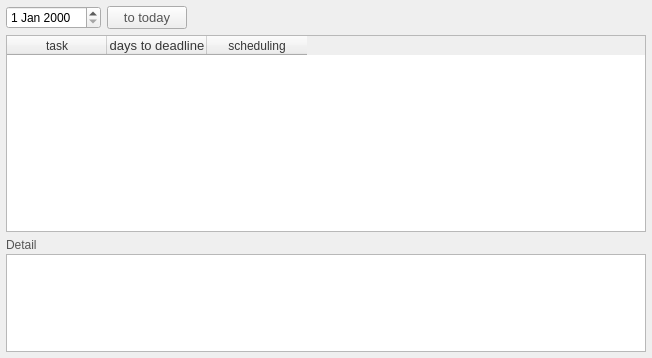
This is UI_DayPlan.ui in ManiYang/ManiReminder as Qt 5 draws it before an edit. The edited form follows.
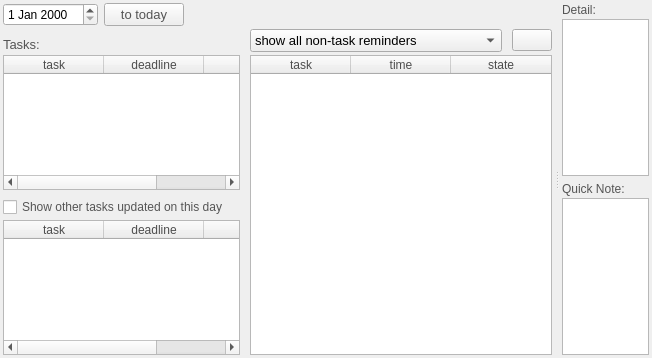
This is the edited form. Icons and pictures are not drawn.

Commit message: improved day-plan UI

The edit to the form file:
```diff
--- a/UI_DayPlan.ui
+++ b/UI_DayPlan.ui
@@ -16,30 +16,36 @@
   <property name="windowTitle">
    <string>Form</string>
   </property>
-  <layout class="QHBoxLayout" name="horizontalLayout">
+  <layout class="QVBoxLayout" name="verticalLayout_2">
    <property name="leftMargin">
-    <number>6</number>
+    <number>3</number>
    </property>
    <property name="topMargin">
-    <number>6</number>
+    <number>3</number>
    </property>
    <property name="rightMargin">
-    <number>6</number>
+    <number>3</number>
    </property>
    <property name="bottomMargin">
-    <number>6</number>
+    <number>3</number>
    </property>
    <item>
     <widget class="QSplitter" name="splitter">
      <property name="orientation">
       <enum>Qt::Horizontal</enum>
      </property>
+     <property name="handleWidth">
+      <number>10</number>
+     </property>
      <widget class="QWidget" name="layoutWidget">
-      <layout class="QVBoxLayout" name="verticalLayout">
-       <property name="spacing">
-        <number>2</number>
+      <layout class="QGridLayout" name="gridLayout">
+       <property name="horizontalSpacing">
+        <number>10</number>
        </property>
-       <item>
+       <property name="verticalSpacing">
+        <number>3</number>
+       </property>
+       <item row="0" column="0" colspan="2">
         <layout class="QHBoxLayout" name="horizontalLayout_2">
          <property name="spacing">
           <number>6</number>
@@ -72,80 +78,7 @@
          </item>
         </layout>
        </item>
-       <item>
-        <spacer name="verticalSpacer_2">
-         <property name="orientation">
-          <enum>Qt::Vertical</enum>
-         </property>
-         <property name="sizeType">
-          <enum>QSizePolicy::Fixed</enum>
-         </property>
-         <property name="sizeHint" stdset="0">
-          <size>
-           <width>20</width>
-           <height>4</height>
-          </size>
-         </property>
-        </spacer>
-       </item>
-       <item>
-        <widget class="QTableWidget" name="tableWidget_reminder_titles">
-         <property name="sizePolicy">
-          <sizepolicy hsizetype="Expanding" vsizetype="Expanding">
-           <horstretch>0</horstretch>
-           <verstretch>2</verstretch>
-          </sizepolicy>
-         </property>
-         <column>
-          <property name="text">
-           <string>task</string>
-          </property>
-          <property name="foreground">
-           <brush brushstyle="SolidPattern">
-            <color alpha="255">
-             <red>55</red>
-             <green>55</green>
-             <blue>55</blue>
-            </color>
-           </brush>
-          </property>
-         </column>
-         <column>
-          <property name="text">
-           <string>days to deadline</string>
-          </property>
-          <property name="font">
-           <font>
-            <pointsize>10</pointsize>
-           </font>
-          </property>
-          <property name="foreground">
-           <brush brushstyle="SolidPattern">
-            <color alpha="255">
-             <red>55</red>
-             <green>55</green>
-             <blue>55</blue>
-            </color>
-           </brush>
-          </property>
-         </column>
-         <column>
-          <property name="text">
-           <string>scheduling</string>
-          </property>
-          <property name="foreground">
-           <brush brushstyle="SolidPattern">
-            <color alpha="255">
-             <red>55</red>
-             <green>55</green>
-             <blue>55</blue>
-            </color>
-           </brush>
-          </property>
-         </column>
-        </widget>
-       </item>
-       <item>
+       <item row="4" column="0">
         <spacer name="verticalSpacer">
          <property name="orientation">
           <enum>Qt::Vertical</enum>
@@ -161,14 +94,278 @@
          </property>
         </spacer>
        </item>
-       <item>
+       <item row="6" column="0">
+        <widget class="QTableWidget" name="tableWidget_update_record">
+         <property name="sizePolicy">
+          <sizepolicy hsizetype="Expanding" vsizetype="Expanding">
+           <horstretch>1</horstretch>
+           <verstretch>1</verstretch>
+          </sizepolicy>
+         </property>
+         <property name="sizeAdjustPolicy">
+          <enum>QAbstractScrollArea::AdjustToContents</enum>
+         </property>
+         <column>
+          <property name="text">
+           <string>task</string>
+          </property>
+          <property name="foreground">
+           <brush brushstyle="SolidPattern">
+            <color alpha="255">
+             <red>77</red>
+             <green>77</green>
+             <blue>77</blue>
+            </color>
+           </brush>
+          </property>
+         </column>
+         <column>
+          <property name="text">
+           <string>deadline</string>
+          </property>
+          <property name="foreground">
+           <brush brushstyle="SolidPattern">
+            <color alpha="255">
+             <red>77</red>
+             <green>77</green>
+             <blue>77</blue>
+            </color>
+           </brush>
+          </property>
+         </column>
+         <column>
+          <property name="text">
+           <string>state</string>
+          </property>
+          <property name="foreground">
+           <brush brushstyle="SolidPattern">
+            <color alpha="255">
+             <red>77</red>
+             <green>77</green>
+             <blue>77</blue>
+            </color>
+           </brush>
+          </property>
+         </column>
+        </widget>
+       </item>
+       <item row="5" column="0">
+        <widget class="QCheckBox" name="checkBox_show_update_record">
+         <property name="styleSheet">
+          <string notr="true">font: 9pt;
+color: #555555;</string>
+         </property>
+         <property name="text">
+          <string>Show other tasks updated on this day</string>
+         </property>
+        </widget>
+       </item>
+       <item row="3" column="0">
+        <widget class="QTableWidget" name="tableWidget_day_plan">
+         <property name="sizePolicy">
+          <sizepolicy hsizetype="Expanding" vsizetype="Expanding">
+           <horstretch>1</horstretch>
+           <verstretch>1</verstretch>
+          </sizepolicy>
+         </property>
+         <property name="sizeAdjustPolicy">
+          <enum>QAbstractScrollArea::AdjustToContents</enum>
+         </property>
+         <column>
+          <property name="text">
+           <string>task</string>
+          </property>
+          <property name="foreground">
+           <brush brushstyle="SolidPattern">
+            <color alpha="255">
+             <red>77</red>
+             <green>77</green>
+             <blue>77</blue>
+            </color>
+           </brush>
+          </property>
+         </column>
+         <column>
+          <property name="text">
+           <string>deadline</string>
+          </property>
+          <property name="foreground">
+           <brush brushstyle="SolidPattern">
+            <color alpha="255">
+             <red>77</red>
+             <green>77</green>
+             <blue>77</blue>
+            </color>
+           </brush>
+          </property>
+         </column>
+         <column>
+          <property name="text">
+           <string>state</string>
+          </property>
+          <property name="foreground">
+           <brush brushstyle="SolidPattern">
+            <color alpha="255">
+             <red>77</red>
+             <green>77</green>
+             <blue>77</blue>
+            </color>
+           </brush>
+          </property>
+         </column>
+        </widget>
+       </item>
+       <item row="2" column="0" alignment="Qt::AlignBottom">
         <widget class="QLabel" name="label">
          <property name="styleSheet">
+          <string notr="true">font: 10pt;
+color: #555555;</string>
+         </property>
+         <property name="text">
+          <string>Tasks:</string>
+         </property>
+        </widget>
+       </item>
+       <item row="3" column="1" rowspan="4">
+        <widget class="QTableWidget" name="tableWidget_schedule">
+         <property name="sizePolicy">
+          <sizepolicy hsizetype="Expanding" vsizetype="Expanding">
+           <horstretch>1</horstretch>
+           <verstretch>0</verstretch>
+          </sizepolicy>
+         </property>
+         <column>
+          <property name="text">
+           <string>task</string>
+          </property>
+          <property name="foreground">
+           <brush brushstyle="SolidPattern">
+            <color alpha="255">
+             <red>77</red>
+             <green>77</green>
+             <blue>77</blue>
+            </color>
+           </brush>
+          </property>
+         </column>
+         <column>
+          <property name="text">
+           <string>time</string>
+          </property>
+          <property name="foreground">
+           <brush brushstyle="SolidPattern">
+            <color alpha="255">
+             <red>77</red>
+             <green>77</green>
+             <blue>77</blue>
+            </color>
+           </brush>
+          </property>
+         </column>
+         <column>
+          <property name="text">
+           <string>state</string>
+          </property>
+          <property name="foreground">
+           <brush brushstyle="SolidPattern">
+            <color alpha="255">
+             <red>77</red>
+             <green>77</green>
+             <blue>77</blue>
+            </color>
+           </brush>
+          </property>
+         </column>
+        </widget>
+       </item>
+       <item row="2" column="1">
+        <layout class="QHBoxLayout" name="horizontalLayout">
+         <property name="topMargin">
+          <number>0</number>
+         </property>
+         <item>
+          <widget class="QComboBox" name="comboBox_nontask_option">
+           <property name="sizePolicy">
+            <sizepolicy hsizetype="Expanding" vsizetype="Fixed">
+             <horstretch>0</horstretch>
+             <verstretch>0</verstretch>
+            </sizepolicy>
+           </property>
+           <property name="styleSheet">
+            <string notr="true">font: 10pt</string>
+           </property>
+           <property name="minimumContentsLength">
+            <number>0</number>
+           </property>
+           <item>
+            <property name="text">
+             <string>show all non-task reminders</string>
+            </property>
+           </item>
+           <item>
+            <property name="text">
+             <string>only reminders with time trigger</string>
+            </property>
+           </item>
+           <item>
+            <property name="text">
+             <string>only reminders with time-range binding</string>
+            </property>
+           </item>
+           <item>
+            <property name="text">
+             <string>hind non-task reminders</string>
+            </property>
+           </item>
+          </widget>
+         </item>
+         <item>
+          <spacer name="horizontalSpacer">
+           <property name="orientation">
+            <enum>Qt::Horizontal</enum>
+           </property>
+           <property name="sizeType">
+            <enum>QSizePolicy::Fixed</enum>
+           </property>
+           <property name="sizeHint" stdset="0">
+            <size>
+             <width>10</width>
+             <height>2</height>
+            </size>
+           </property>
+          </spacer>
+         </item>
+         <item>
+          <widget class="QPushButton" name="pushButton_add_temp_rem">
+           <property name="text">
+            <string/>
+           </property>
+           <property name="icon">
+            <iconset resource="resources.qrc">
+             <normaloff>:/icons/icons/list-add.18.png</normaloff>:/icons/icons/list-add.18.png</iconset>
+           </property>
+          </widget>
+         </item>
+        </layout>
+       </item>
+      </layout>
+     </widget>
+     <widget class="QWidget" name="verticalLayoutWidget">
+      <layout class="QVBoxLayout" name="verticalLayout">
+       <property name="spacing">
+        <number>2</number>
+       </property>
+       <property name="leftMargin">
+        <number>0</number>
+       </property>
+       <item>
+        <widget class="QLabel" name="label_3">
+         <property name="styleSheet">
           <string notr="true">font: 9pt;
 color: #555555;</string>
          </property>
          <property name="text">
-          <string>Detail</string>
+          <string>Detail:</string>
          </property>
         </widget>
        </item>
@@ -176,15 +373,58 @@
         <widget class="QPlainTextEdit" name="plainTextEdit_reminder_detail">
          <property name="sizePolicy">
           <sizepolicy hsizetype="Expanding" vsizetype="Expanding">
-           <horstretch>0</horstretch>
-           <verstretch>1</verstretch>
+           <horstretch>1</horstretch>
+           <verstretch>0</verstretch>
           </sizepolicy>
          </property>
+         <property name="sizeAdjustPolicy">
+          <enum>QAbstractScrollArea::AdjustToContents</enum>
+         </property>
          <property name="readOnly">
           <bool>true</bool>
          </property>
         </widget>
        </item>
+       <item>
+        <spacer name="verticalSpacer_3">
+         <property name="orientation">
+          <enum>Qt::Vertical</enum>
+         </property>
+         <property name="sizeType">
+          <enum>QSizePolicy::Fixed</enum>
+         </property>
+         <property name="sizeHint" stdset="0">
+          <size>
+           <width>20</width>
+           <height>4</height>
+          </size>
+         </property>
+        </spacer>
+       </item>
+       <item>
+        <widget class="QLabel" name="label_2">
+         <property name="styleSheet">
+          <string notr="true">font: 9pt;
+color: #555555;</string>
+         </property>
+         <property name="text">
+          <string>Quick Note:</string>
+         </property>
+        </widget>
+       </item>
+       <item>
+        <widget class="QPlainTextEdit" name="plainTextEdit_quick_note">
+         <property name="sizePolicy">
+          <sizepolicy hsizetype="Expanding" vsizetype="Expanding">
+           <horstretch>1</horstretch>
+           <verstretch>0</verstretch>
+          </sizepolicy>
+         </property>
+         <property name="sizeAdjustPolicy">
+          <enum>QAbstractScrollArea::AdjustToContents</enum>
+         </property>
+        </widget>
+       </item>
       </layout>
      </widget>
     </widget>
```
Left out of the diff: 6 changed lines with no effect on the pictures. The commit also changes 62 other files.
